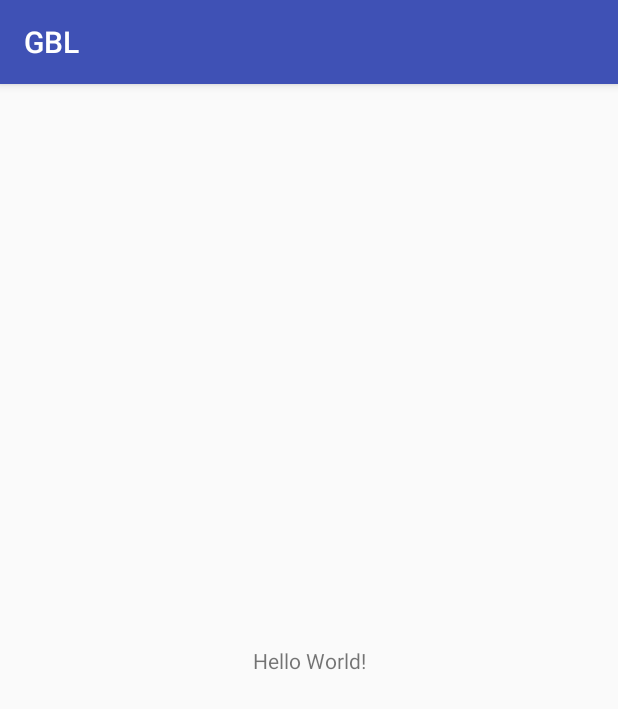
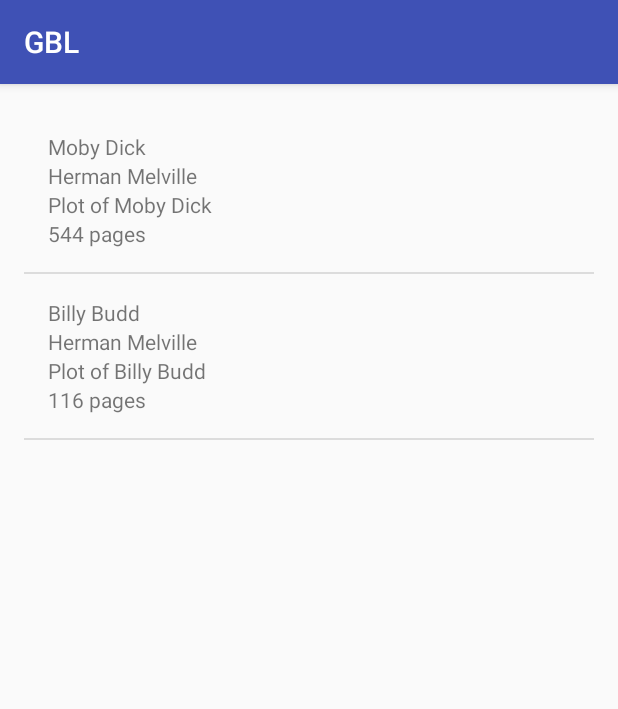
Before and after one commit to waakye/GoogleBooks, an Android app: the screen it shows after launch (MainActivity), on a phone screen of 412 x 824 dp. Shown: the top 709 px of the screen. Run offline under Robolectric (Android 15) with nearby library versions, the phone set to English and light mode, and no system bars.

Commit message:
Add ArrayList and BookListingAdapter code to MainActivity

```diff
--- a/app/src/main/java/com/waakye/gbl/MainActivity.java
+++ b/app/src/main/java/com/waakye/gbl/MainActivity.java
@@ -1,13 +1,29 @@
 package com.waakye.gbl;
 
+import android.os.Bundle;
 import android.support.v7.app.AppCompatActivity;
-import android.os.Bundle;
+import android.widget.ListView;
+
+import java.util.ArrayList;
 
 public class MainActivity extends AppCompatActivity {
 
     @Override
     protected void onCreate(Bundle savedInstanceState) {
         super.onCreate(savedInstanceState);
-        setContentView(R.layout.activity_main);
+        setContentView(R.layout.activity_search);
+
+        // Create an ArrayList of BookListing objects
+        ArrayList<BookListing> bookListings = new ArrayList<BookListing>();
+        bookListings.add(new BookListing("Moby Dick", "Herman Melville", "Plot of Moby Dick", "544 pages"));
+        bookListings.add(new BookListing("Billy Budd", "Herman Melville", "Plot of Billy Budd", "116 pages"));
+
+        // Create an {@link BookListingAdapter} whose data source is a list of {@link BookListing}s.
+        // The adapter knows how to create list item views for each item in the list
+        BookListingAdapter bookListingAdapter = new BookListingAdapter(this, bookListings);
+
+        // Get a reference to the ListView and attach the adapter to the listView
+        ListView listView = (ListView)findViewById(R.id.listview_booklisting);
+        listView.setAdapter(bookListingAdapter);
     }
 }
--- a/app/src/main/res/layout/activity_main.xml
+++ /dev/null
@@ -1,18 +0,0 @@
-<?xml version="1.0" encoding="utf-8"?>
-<android.support.constraint.ConstraintLayout xmlns:android="http://schemas.android.com/apk/res/android"
-    xmlns:app="http://schemas.android.com/apk/res-auto"
-    xmlns:tools="http://schemas.android.com/tools"
-    android:layout_width="match_parent"
-    android:layout_height="match_parent"
-    tools:context="com.waakye.gbl.MainActivity">
-
-    <TextView
-        android:layout_width="wrap_content"
-        android:layout_height="wrap_content"
-        android:text="Hello World!"
-        app:layout_constraintBottom_toBottomOf="parent"
-        app:layout_constraintLeft_toLeftOf="parent"
-        app:layout_constraintRight_toRightOf="parent"
-        app:layout_constraintTop_toTopOf="parent" />
-
-</android.support.constraint.ConstraintLayout>
```
